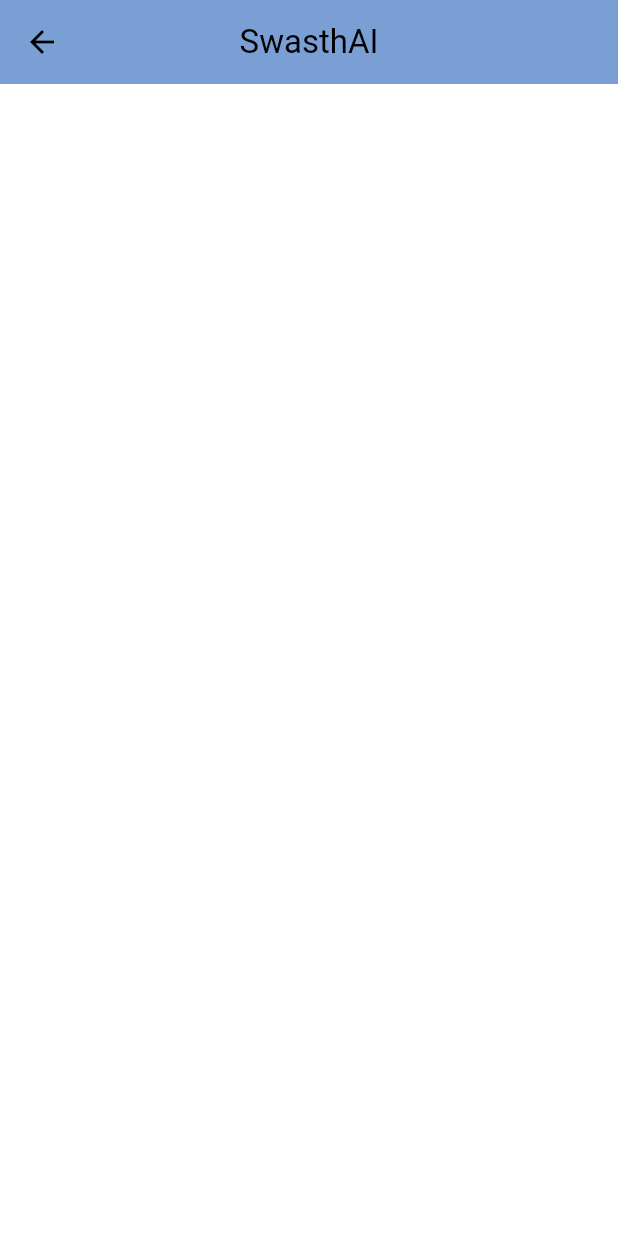
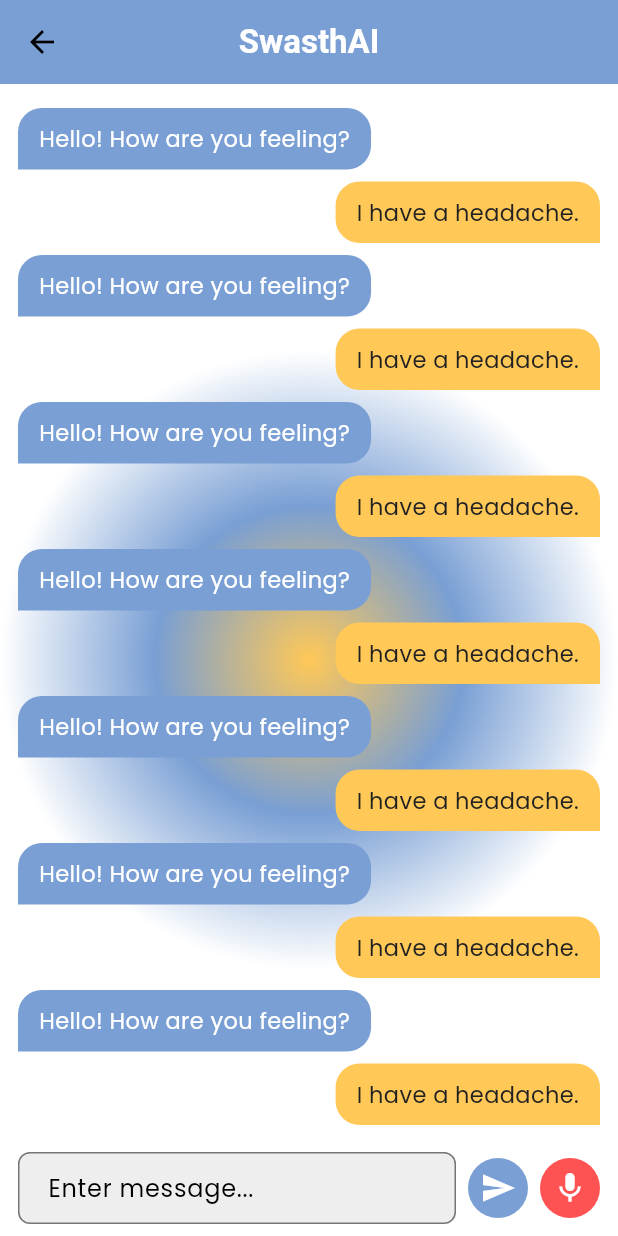
Before and after one commit to Yashi-Piparsaniya/hackOdisha, a Flutter app: the Chat screen opened by its route, on a phone screen of 412 x 824 dp. Run offline on Flutter 3.47's test engine with Material 3 defaults, Android fonts, the phone set to English and light mode, and no system bars; our stand-ins replace google_fonts, shared_preferences; accounts and stored records are empty.

```diff
--- a/frontend/lib/app/auth/screens/chat.dart
+++ b/frontend/lib/app/auth/screens/chat.dart
@@ -9,13 +9,159 @@ class Chat extends StatefulWidget {
 }
 
 class _ChatState extends State<Chat> {
+  final TextEditingController _controller = TextEditingController();
+
+  final List<Map<String, dynamic>> _messages = [
+    {"text": "Hello! How are you feeling?", "isUser": false},
+    {"text": "I have a headache.", "isUser": true},
+    {"text": "Hello! How are you feeling?", "isUser": false},
+    {"text": "I have a headache.", "isUser": true},
+    {"text": "Hello! How are you feeling?", "isUser": false},
+    {"text": "I have a headache.", "isUser": true},
+    {"text": "Hello! How are you feeling?", "isUser": false},
+    {"text": "I have a headache.", "isUser": true},
+    {"text": "Hello! How are you feeling?", "isUser": false},
+    {"text": "I have a headache.", "isUser": true},
+    {"text": "Hello! How are you feeling?", "isUser": false},
+    {"text": "I have a headache.", "isUser": true},
+    {"text": "Hello! How are you feeling?", "isUser": false},
+    {"text": "I have a headache.", "isUser": true},
+  ];
+
+  void _sendMessage() {
+    final text = _controller.text.trim();
+    if (text.isNotEmpty) {
+      setState(() {
+        _messages.add({"text": text, "isUser": true});
+      });
+      _controller.clear();
+
+      Future.delayed(const Duration(seconds: 1), () {
+        setState(() {
+          _messages.add({"text": "I understand. How long have you had it?", "isUser": false});
+        });
+      });
+    }
+  }
+
   @override
   Widget build(BuildContext context) {
     return Scaffold(
       appBar: AppBar(
-        title: Text("SwasthAI"),
+        title: const Text(
+          "SwasthAI",
+          style: TextStyle(
+            color: Colors.white,
+            fontWeight: FontWeight.bold,
+          ),
+        ),
         centerTitle: true,
         backgroundColor: AppColors.primary,
+      ),
+      body: SafeArea(
+        child: Container(
+          decoration: BoxDecoration(
+            gradient: RadialGradient(colors: [AppColors.accent, AppColors.primary ,AppColors.background])
+          ),
+          child: Column(
+            children: [
+              Expanded(
+                child: ListView.builder(
+                  padding: const EdgeInsets.all(12),
+                  itemCount: _messages.length,
+                  itemBuilder: (context, index) {
+                    final message = _messages[index];
+                    return Align(
+                      alignment: message["isUser"]
+                          ? Alignment.centerRight
+                          : Alignment.centerLeft,
+                      child: Container(
+                        margin: const EdgeInsets.symmetric(vertical: 4),
+                        padding: const EdgeInsets.symmetric(
+                            horizontal: 14, vertical: 10),
+                        decoration: BoxDecoration(
+                          color: message["isUser"]
+                              ? AppColors.accent
+                              : AppColors.primary,
+                          borderRadius: BorderRadius.only(
+                            topLeft: const Radius.circular(16),
+                            topRight: const Radius.circular(16),
+                            bottomLeft: message["isUser"]
+                                ? const Radius.circular(16)
+                                : const Radius.circular(0),
+                            bottomRight: message["isUser"]
+                                ? const Radius.circular(0)
+                                : const Radius.circular(16),
+                          ),
+                        ),
+                        child: Text(
+                          message["text"],
+                          style: TextStyle(
+                              color: message["isUser"]
+                                  ? AppColors.text
+                                  : AppColors.background,
+                              fontSize: 15
+                          ),
+                        ),
+                      ),
+                    );
+                  },
+                ),
+              ),
+
+              // Input field with send & voice
+              Container(
+                padding: const EdgeInsets.symmetric(horizontal: 12, vertical: 8),
+                color: Colors.white,
+                child: Row(
+                  children: [
+                    // Input field
+                    Expanded(
+                      child: TextFormField(
+                        controller: _controller,
+                        decoration: InputDecoration(
+                          hintText: "Enter message...",
+                          border: OutlineInputBorder(
+                            borderRadius: BorderRadius.circular(50),
+                            borderSide: BorderSide.none,
+                          ),
+                          filled: true,
+                          fillColor: Colors.grey[200],
+                          contentPadding: const EdgeInsets.symmetric(
+                            horizontal: 16,
+                            vertical: 10,
+                          ),
+                        ),
+                      ),
+                    ),
+                    const SizedBox(width: 8),
+
+                    // Send button
+                    CircleAvatar(
+                      backgroundColor: AppColors.primary,
+                      child: IconButton(
+                        icon: const Icon(Icons.send, color: Colors.white),
+                        onPressed: _sendMessage,
+                      ),
+                    ),
+                    const SizedBox(width: 8),
+
+                    // Voice button
+                    CircleAvatar(
+                      backgroundColor: Colors.redAccent,
+                      child: IconButton(
+                        icon: const Icon(Icons.mic, color: Colors.white),
+                        onPressed: () {
+
+                        },
+                      ),
+                    ),
+                  ],
+                ),
+              ),
+            ],
+          ),
+        ),
       ),
     );
   }
--- a/frontend/lib/main.dart
+++ b/frontend/lib/main.dart
@@ -31,7 +31,7 @@ class MyApp extends StatelessWidget {
         ),
         inputDecorationTheme: AppTextFieldTheme.theme,
       ),
-      initialRoute: AppRoutes.login,
+      initialRoute: AppRoutes.splash,
       onGenerateRoute: AppRoutes.generateRoute,
     );
   }
--- a/frontend/lib/utils/utils.dart
+++ b/frontend/lib/utils/utils.dart
@@ -1,9 +1,9 @@
 import 'package:flutter/material.dart';
 
 void navigateToLogin(BuildContext context) {
- // Future.delayed(const Duration(seconds: 2), () {
- //   Navigator.pushReplacementNamed(context, '/login');
- // });
+  Future.delayed(const Duration(seconds: 2), () {
+    Navigator.pushReplacementNamed(context, '/login');
+  });
 }
 void navigateToHome(BuildContext context) {
   Future.delayed(const Duration(seconds: 2), () {
```
